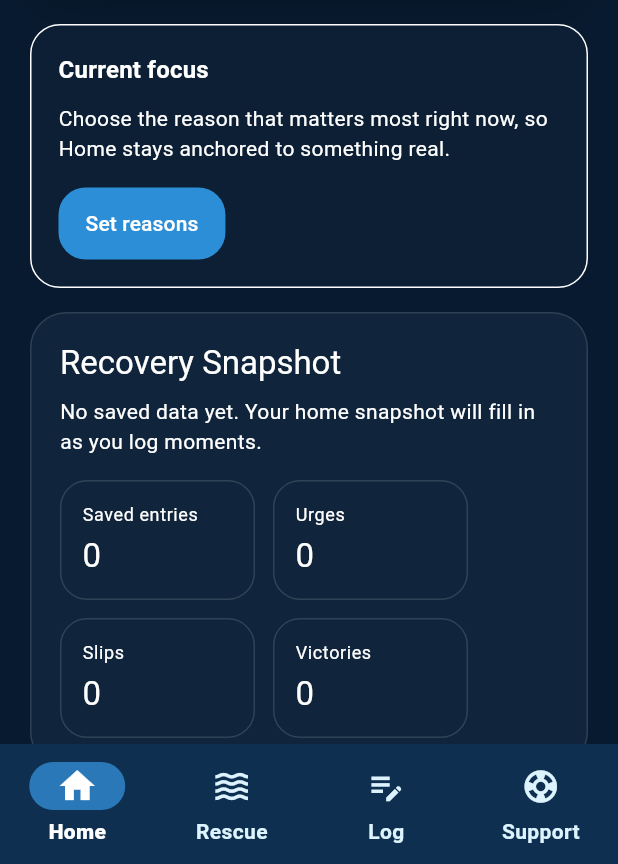
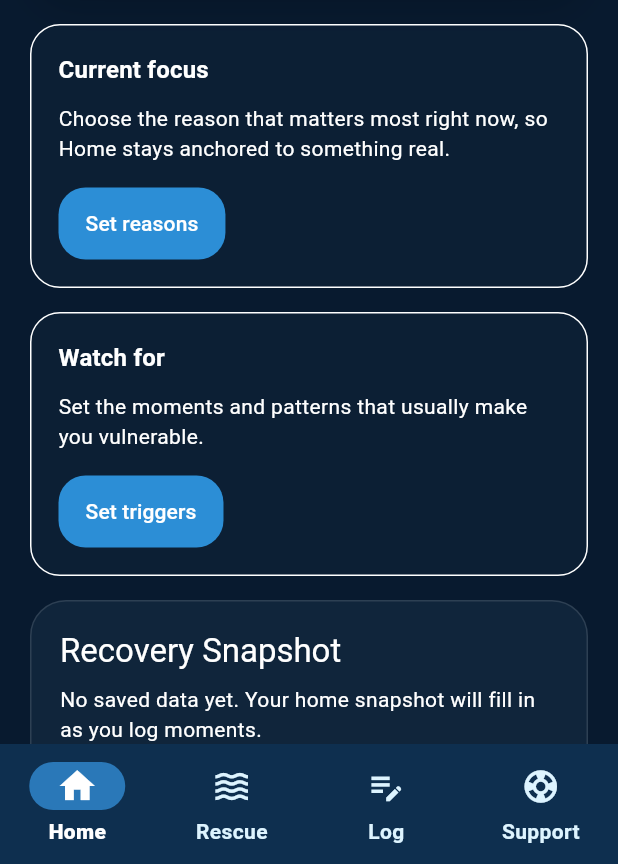
Before and after one commit to lindsey-wells/breakwave, a Flutter app: the screen it shows after launch, after a tap on "Secular recovery path", after a tap on "Christian recovery path", after a tap on "Continue", on a phone screen of 412 x 824 dp, the part 372-1236 px from its top. Run offline on Flutter 3.47's test engine with Material 3 defaults, Android fonts, the light colour scheme and no system bars; our stand-ins replace shared_preferences.

Commit message:
BW-13 add triggers and risky times with home watch card

```diff
--- /dev/null
+++ b/lib/core/triggers/triggers_selection.dart
@@ -0,0 +1,55 @@
+import 'dart:convert';
+
+class TriggersSelection {
+  const TriggersSelection({
+    required this.selectedTriggers,
+    required this.selectedRiskyTimes,
+  });
+
+  final List<String> selectedTriggers;
+  final List<String> selectedRiskyTimes;
+
+  static const TriggersSelection empty = TriggersSelection(
+    selectedTriggers: <String>[],
+    selectedRiskyTimes: <String>[],
+  );
+
+  bool get hasAnySelection =>
+      selectedTriggers.isNotEmpty || selectedRiskyTimes.isNotEmpty;
+
+  Map<String, dynamic> toMap() {
+    return {
+      'selectedTriggers': selectedTriggers,
+      'selectedRiskyTimes': selectedRiskyTimes,
+    };
+  }
+
+  String toJsonString() => jsonEncode(toMap());
+
+  factory TriggersSelection.fromMap(Map<String, dynamic> map) {
+    List<String> normalizeList(dynamic raw) {
+      final values = (raw as List<dynamic>? ?? <dynamic>[])
+          .map((item) => item.toString().trim())
+          .where((item) => item.isNotEmpty)
+          .toList();
+
+      final deduped = <String>[];
+      for (final value in values) {
+        if (!deduped.contains(value)) {
+          deduped.add(value);
+        }
+      }
+      return deduped;
+    }
+
+    return TriggersSelection(
+      selectedTriggers: normalizeList(map['selectedTriggers']),
+      selectedRiskyTimes: normalizeList(map['selectedRiskyTimes']),
+    );
+  }
+
+  factory TriggersSelection.fromJsonString(String source) {
+    final decoded = jsonDecode(source) as Map<String, dynamic>;
+    return TriggersSelection.fromMap(decoded);
+  }
+}
--- /dev/null
+++ b/lib/core/triggers/triggers_store.dart
@@ -0,0 +1,35 @@
+import 'package:shared_preferences/shared_preferences.dart';
+
+import 'triggers_selection.dart';
+
+class TriggersStore {
+  static const String storageKey = 'bw_triggers_selection_v1';
+
+  static Future<SharedPreferences> _prefs() async {
+    return SharedPreferences.getInstance();
+  }
+
+  static Future<TriggersSelection> loadSelection() async {
+    final prefs = await _prefs();
+    final raw = prefs.getString(storageKey);
+    if (raw == null || raw.trim().isEmpty) {
+      return TriggersSelection.empty;
+    }
+
+    try {
+      return TriggersSelection.fromJsonString(raw);
+    } catch (_) {
+      return TriggersSelection.empty;
+    }
+  }
+
+  static Future<void> saveSelection(TriggersSelection selection) async {
+    final prefs = await _prefs();
+    await prefs.setString(storageKey, selection.toJsonString());
+  }
+
+  static Future<void> clearSelection() async {
+    final prefs = await _prefs();
+    await prefs.remove(storageKey);
+  }
+}
--- a/lib/features/home/presentation/home_screen.dart
+++ b/lib/features/home/presentation/home_screen.dart
@@ -12,6 +12,7 @@ import '../../log/data/log_repository.dart';
 import '../../log/domain/log_entry.dart';
 import '../../../core/ui/wave_surface.dart';
 import '../../reasons/presentation/reasons_focus_card.dart';
+import '../../triggers/presentation/triggers_watch_card.dart';
 import 'widgets/daily_encouragement_card.dart';
 import 'widgets/home_hero_card.dart';
 import 'widgets/latest_logged_moment_card.dart';
@@ -109,6 +110,8 @@ class HomeScreen extends StatelessWidget {
                       const SizedBox(height: 16),
                       const ReasonsFocusCard(),
                       const SizedBox(height: 16),
+                      const TriggersWatchCard(),
+                      const SizedBox(height: 16),
                       RecoverySnapshotCard(
                         totalEntries: summary.totalEntries,
                         urgeCount: summary.urgeCount,
--- /dev/null
+++ b/lib/features/triggers/presentation/triggers_watch_card.dart
@@ -0,0 +1,104 @@
+import 'package:flutter/material.dart';
+
+import '../../../core/triggers/triggers_store.dart';
+import 'triggers_risky_times_screen.dart';
+
+class TriggersWatchCard extends StatefulWidget {
+  const TriggersWatchCard({super.key});
+
+  @override
+  State<TriggersWatchCard> createState() => _TriggersWatchCardState();
+}
+
+class _TriggersWatchCardState extends State<TriggersWatchCard> {
+  bool _loading = true;
+  List<String> _triggers = <String>[];
+  List<String> _riskyTimes = <String>[];
+
+  @override
+  void initState() {
+    super.initState();
+    _load();
+  }
+
+  Future<void> _load() async {
+    final selection = await TriggersStore.loadSelection();
+    if (!mounted) return;
+
+    setState(() {
+      _triggers = selection.selectedTriggers;
+      _riskyTimes = selection.selectedRiskyTimes;
+      _loading = false;
+    });
+  }
+
+  Future<void> _openScreen() async {
+    await Navigator.of(context).push<bool>(
+      MaterialPageRoute(
+        builder: (_) => const TriggersRiskyTimesScreen(),
+      ),
+    );
+
+    if (!mounted) return;
+    await _load();
+  }
+
+  List<String> _previewItems() {
+    final merged = <String>[
+      ..._triggers,
+      ..._riskyTimes,
+    ];
+
+    final preview = <String>[];
+    for (final item in merged) {
+      if (!preview.contains(item)) {
+        preview.add(item);
+      }
+      if (preview.length == 3) {
+        break;
+      }
+    }
+    return preview;
+  }
+
+  @override
+  Widget build(BuildContext context) {
+    final theme = Theme.of(context);
+    final colorScheme = theme.colorScheme;
+    final preview = _previewItems();
+
+    return Container(
+      padding: const EdgeInsets.all(18),
+      decoration: BoxDecoration(
+        color: colorScheme.surfaceContainerHighest.withOpacity(0.45),
+        borderRadius: BorderRadius.circular(20),
+        border: Border.all(color: colorScheme.outlineVariant),
+      ),
+      child: _loading
+          ? const Center(child: CircularProgressIndicator())
+          : Column(
+              crossAxisAlignment: CrossAxisAlignment.start,
+              children: [
+                Text(
+                  'Watch for',
+                  style: theme.textTheme.titleMedium?.copyWith(
+                    fontWeight: FontWeight.w700,
+                  ),
+                ),
+                const SizedBox(height: 10),
+                Text(
+                  preview.isEmpty
+                      ? 'Set the moments and patterns that usually make you vulnerable.'
+                      : preview.join(' • '),
+                  style: theme.textTheme.bodyMedium,
+                ),
+                const SizedBox(height: 16),
+                FilledButton.tonal(
+                  onPressed: _openScreen,
+                  child: Text(preview.isEmpty ? 'Set triggers' : 'Edit triggers'),
+                ),
+              ],
+            ),
+    );
+  }
+}
```
Also changed, not shown: lib/features/triggers/presentation/triggers_risky_times_screen.dart (added, +228 -0 lines), 1 other file.
